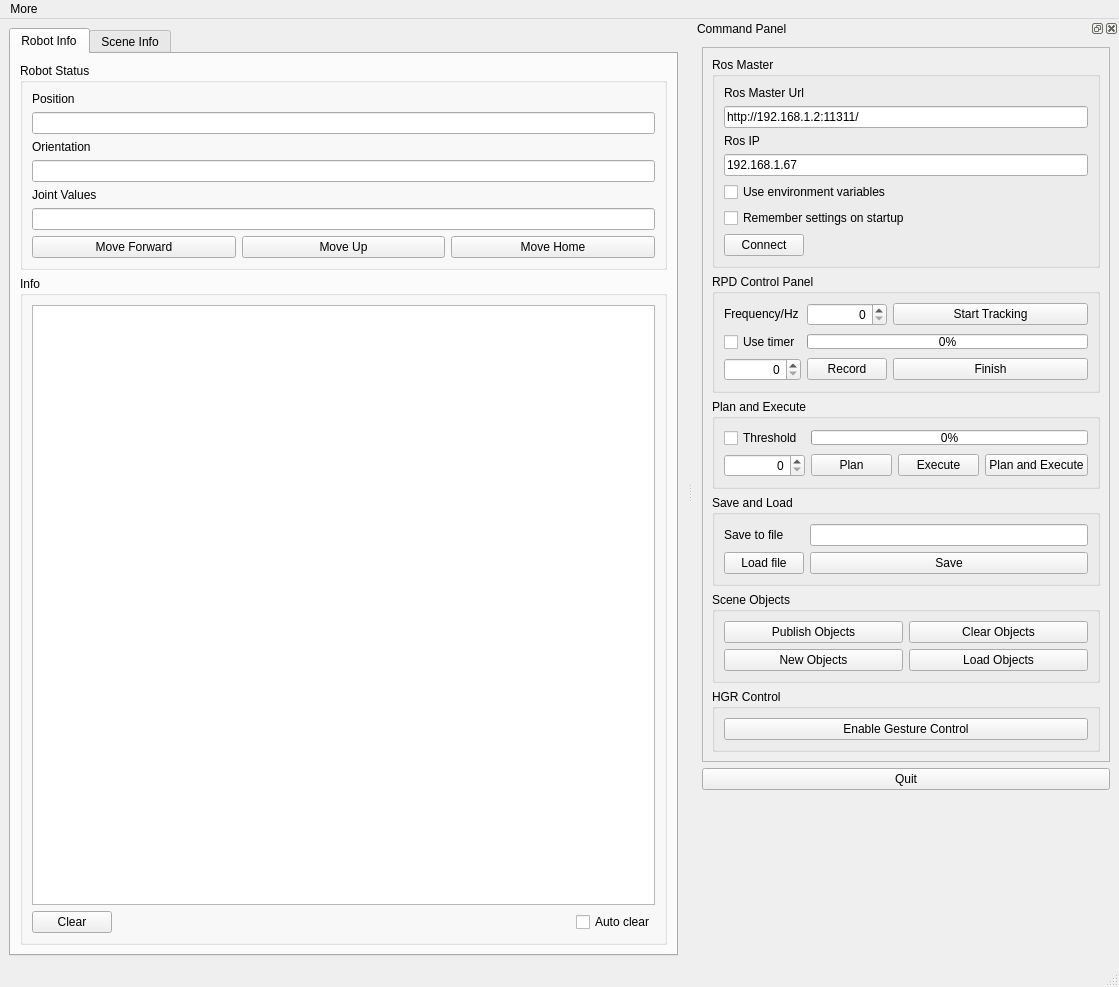
Qt form ui/main_window.ui (Zhang-Hongda/move_ur5_qt) before a commit.
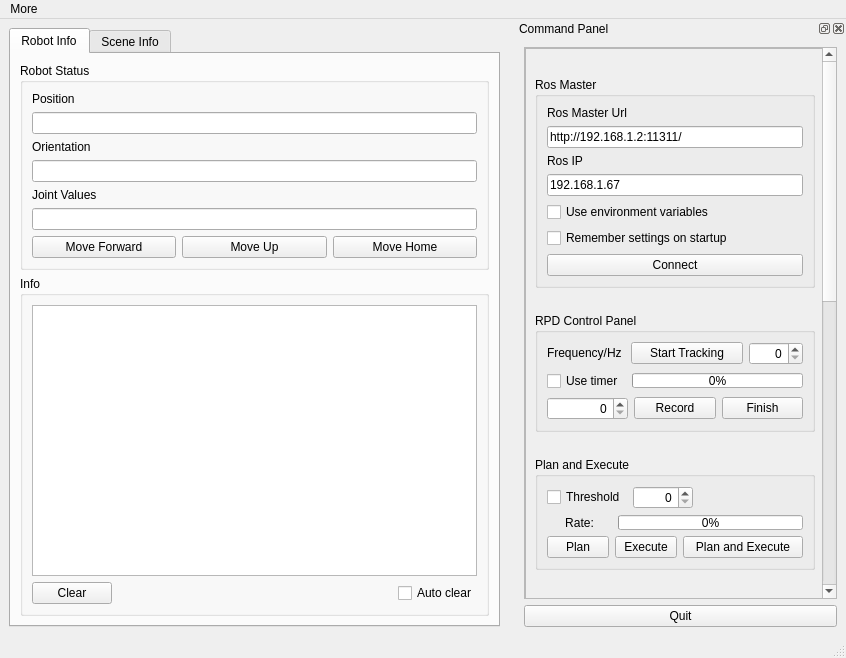
The same form after that commit. Icons and pictures are not drawn.

The edit to the form file:
```diff
--- a/ui/main_window.ui
+++ b/ui/main_window.ui
@@ -6,8 +6,8 @@
    <rect>
     <x>0</x>
     <y>0</y>
-    <width>1119</width>
-    <height>987</height>
+    <width>846</width>
+    <height>658</height>
    </rect>
   </property>
   <property name="windowTitle">
@@ -29,7 +29,7 @@
       </property>
       <property name="minimumSize">
        <size>
-        <width>100</width>
+        <width>432</width>
         <height>0</height>
        </size>
       </property>
@@ -344,7 +344,7 @@
     <rect>
      <x>0</x>
      <y>0</y>
-     <width>1119</width>
+     <width>846</width>
      <height>23</height>
     </rect>
    </property>
@@ -363,15 +363,21 @@
   <widget class="QStatusBar" name="statusbar"/>
   <widget class="QDockWidget" name="dock_status">
    <property name="sizePolicy">
-    <sizepolicy hsizetype="Minimum" vsizetype="Preferred">
+    <sizepolicy hsizetype="Preferred" vsizetype="Preferred">
      <horstretch>0</horstretch>
      <verstretch>0</verstretch>
     </sizepolicy>
    </property>
    <property name="minimumSize">
     <size>
-     <width>426</width>
-     <height>941</height>
+     <width>331</width>
+     <height>320</height>
+    </size>
+   </property>
+   <property name="maximumSize">
+    <size>
+     <width>331</width>
+     <height>524287</height>
     </size>
    </property>
    <property name="allowedAreas">
@@ -384,15 +390,66 @@
     <number>2</number>
    </attribute>
    <widget class="QWidget" name="dockWidgetContents_2">
+    <property name="minimumSize">
+     <size>
+      <width>300</width>
+      <height>300</height>
+     </size>
+    </property>
     <layout class="QVBoxLayout" name="verticalLayout">
      <item>
+      <widget class="QScrollArea" name="scrollArea">
+       <property name="minimumSize">
+        <size>
+         <width>250</width>
+         <height>0</height>
+        </size>
+       </property>
+       <property name="widgetResizable">
+        <bool>true</bool>
+       </property>
+       <widget class="QWidget" name="scrollAreaWidgetContents_2">
+        <property name="geometry">
+         <rect>
+          <x>0</x>
+          <y>-159</y>
+          <width>297</width>
+          <height>1200</height>
+         </rect>
+        </property>
+        <property name="minimumSize">
+         <size>
+          <width>250</width>
+          <height>1200</height>
+         </size>
+        </property>
       <widget class="QFrame" name="frame">
+         <property name="geometry">
+          <rect>
+           <x>0</x>
+           <y>0</y>
+           <width>300</width>
+           <height>871</height>
+          </rect>
+         </property>
        <property name="sizePolicy">
-        <sizepolicy hsizetype="Minimum" vsizetype="Fixed">
+          <sizepolicy hsizetype="Maximum" vsizetype="Preferred">
          <horstretch>0</horstretch>
          <verstretch>0</verstretch>
         </sizepolicy>
        </property>
+         <property name="minimumSize">
+          <size>
+           <width>300</width>
+           <height>0</height>
+          </size>
+         </property>
+         <property name="maximumSize">
+          <size>
+           <width>300</width>
+           <height>16777215</height>
+          </size>
+         </property>
        <property name="frameShape">
         <enum>QFrame::StyledPanel</enum>
        </property>
@@ -400,6 +457,9 @@
         <enum>QFrame::Raised</enum>
        </property>
        <layout class="QVBoxLayout" name="verticalLayout_3">
+          <property name="sizeConstraint">
+           <enum>QLayout::SetDefaultConstraint</enum>
+          </property>
         <item>
          <widget class="QGroupBox" name="groupBox_Rosmaster">
           <property name="sizePolicy">
@@ -411,8 +471,8 @@
           <property name="title">
            <string>Ros Master</string>
           </property>
-          <layout class="QGridLayout" name="gridLayout">
-           <item row="0" column="0">
+            <layout class="QVBoxLayout" name="verticalLayout_9">
+             <item>
             <widget class="QLabel" name="label">
              <property name="frameShape">
               <enum>QFrame::NoFrame</enum>
@@ -425,31 +485,14 @@
              </property>
             </widget>
            </item>
-           <item row="3" column="0" colspan="2">
-            <widget class="QLineEdit" name="line_edit_host">
-             <property name="text">
-              <string>192.168.1.67</string>
-             </property>
-            </widget>
-           </item>
-           <item row="1" column="0" colspan="2">
+             <item>
             <widget class="QLineEdit" name="line_edit_master">
              <property name="text">
               <string>http://192.168.1.2:11311/</string>
              </property>
             </widget>
            </item>
-           <item row="6" column="0" colspan="2">
-            <widget class="QCheckBox" name="checkbox_remember_settings">
-             <property name="layoutDirection">
-              <enum>Qt::LeftToRight</enum>
-             </property>
-             <property name="text">
-              <string>Remember settings on startup</string>
-             </property>
-            </widget>
-           </item>
-           <item row="2" column="0">
+             <item>
             <widget class="QLabel" name="label_2">
              <property name="frameShape">
               <enum>QFrame::NoFrame</enum>
@@ -462,7 +505,14 @@
              </property>
             </widget>
            </item>
-           <item row="5" column="0" colspan="2">
+             <item>
+              <widget class="QLineEdit" name="line_edit_host">
+               <property name="text">
+                <string>192.168.1.67</string>
+               </property>
+              </widget>
+             </item>
+             <item>
             <widget class="QCheckBox" name="checkbox_use_environment">
              <property name="layoutDirection">
               <enum>Qt::LeftToRight</enum>
@@ -472,7 +522,17 @@
              </property>
             </widget>
            </item>
-           <item row="7" column="0">
+             <item>
+              <widget class="QCheckBox" name="checkbox_remember_settings">
+               <property name="layoutDirection">
+                <enum>Qt::LeftToRight</enum>
+               </property>
+               <property name="text">
+                <string>Remember settings on startup</string>
+               </property>
+              </widget>
+             </item>
+             <item>
             <widget class="QPushButton" name="button_connect">
              <property name="enabled">
               <bool>true</bool>
@@ -497,19 +557,6 @@
              </property>
             </widget>
            </item>
-           <item row="7" column="1">
-            <spacer name="horizontalSpacer">
-             <property name="orientation">
-              <enum>Qt::Horizontal</enum>
-             </property>
-             <property name="sizeHint" stdset="0">
-              <size>
-               <width>40</width>
-               <height>20</height>
-              </size>
-             </property>
-            </spacer>
-           </item>
           </layout>
          </widget>
         </item>
@@ -524,52 +571,29 @@
           <property name="title">
            <string>RPD Control Panel</string>
           </property>
-          <layout class="QGridLayout" name="gridLayout_4">
-           <item row="2" column="1" colspan="4">
-            <widget class="QProgressBar" name="progressBar_T">
+            <layout class="QVBoxLayout" name="verticalLayout_7">
+             <item>
+              <layout class="QHBoxLayout" name="horizontalLayout_4">
+               <item>
+                <widget class="QLabel" name="label_9">
              <property name="sizePolicy">
-              <sizepolicy hsizetype="Preferred" vsizetype="Fixed">
+                  <sizepolicy hsizetype="Fixed" vsizetype="Fixed">
                <horstretch>0</horstretch>
                <verstretch>0</verstretch>
               </sizepolicy>
              </property>
-             <property name="maximumSize">
+                 <property name="minimumSize">
               <size>
-               <width>16777215</width>
-               <height>15</height>
-              </size>
-             </property>
-             <property name="value">
-              <number>0</number>
-             </property>
-             <property name="textVisible">
-              <bool>true</bool>
-             </property>
-            </widget>
-           </item>
-           <item row="2" column="0">
-            <widget class="QCheckBox" name="checkBox_UT">
-             <property name="sizePolicy">
-              <sizepolicy hsizetype="Preferred" vsizetype="Fixed">
-               <horstretch>0</horstretch>
-               <verstretch>0</verstretch>
-              </sizepolicy>
-             </property>
-             <property name="toolTip">
-              <string>Use timer to stop the recording.</string>
-             </property>
-             <property name="statusTip">
-              <string>Use timer to stop the recording.</string>
-             </property>
-             <property name="whatsThis">
-              <string>Use timer to stop the recording.</string>
-             </property>
+                   <width>78</width>
+                   <height>0</height>
+                  </size>
+                 </property>
              <property name="text">
-              <string>Use timer</string>
+                  <string>Frequency/Hz</string>
              </property>
             </widget>
            </item>
-           <item row="1" column="2" colspan="3">
+               <item>
             <widget class="QPushButton" name="pushButton_ST">
              <property name="sizePolicy">
               <sizepolicy hsizetype="Expanding" vsizetype="Fixed">
@@ -577,6 +601,12 @@
                <verstretch>0</verstretch>
               </sizepolicy>
              </property>
+                 <property name="minimumSize">
+                  <size>
+                   <width>107</width>
+                   <height>0</height>
+                  </size>
+                 </property>
              <property name="toolTip">
               <string>Start/Stop tracking marker.</string>
              </property>
@@ -597,7 +627,7 @@
              </property>
             </widget>
            </item>
-           <item row="1" column="1">
+               <item>
             <widget class="QSpinBox" name="spinBox_Fre">
              <property name="sizePolicy">
               <sizepolicy hsizetype="Preferred" vsizetype="Fixed">
@@ -625,20 +655,68 @@
              </property>
             </widget>
            </item>
-           <item row="1" column="0">
-            <widget class="QLabel" name="label_9">
+              </layout>
+             </item>
+             <item>
+              <layout class="QHBoxLayout" name="horizontalLayout_5">
+               <item>
+                <widget class="QCheckBox" name="checkBox_UT">
              <property name="sizePolicy">
-              <sizepolicy hsizetype="Preferred" vsizetype="Fixed">
+                  <sizepolicy hsizetype="Fixed" vsizetype="Fixed">
                <horstretch>0</horstretch>
                <verstretch>0</verstretch>
               </sizepolicy>
              </property>
+                 <property name="minimumSize">
+                  <size>
+                   <width>79</width>
+                   <height>0</height>
+                  </size>
+                 </property>
+                 <property name="toolTip">
+                  <string>Use timer to stop the recording.</string>
+                 </property>
+                 <property name="statusTip">
+                  <string>Use timer to stop the recording.</string>
+                 </property>
+                 <property name="whatsThis">
+                  <string>Use timer to stop the recording.</string>
+                 </property>
              <property name="text">
-              <string>Frequency/Hz</string>
+                  <string>Use timer</string>
              </property>
             </widget>
            </item>
-           <item row="4" column="0">
+               <item>
+                <widget class="QProgressBar" name="progressBar_T">
+                 <property name="enabled">
+                  <bool>true</bool>
+                 </property>
+                 <property name="sizePolicy">
+                  <sizepolicy hsizetype="Preferred" vsizetype="Fixed">
+                   <horstretch>0</horstretch>
+                   <verstretch>0</verstretch>
+                  </sizepolicy>
+                 </property>
+                 <property name="maximumSize">
+                  <size>
+                   <width>16777215</width>
+                   <height>15</height>
+                  </size>
+                 </property>
+                 <property name="value">
+                  <number>0</number>
+                 </property>
+                 <property name="textVisible">
+                  <bool>true</bool>
+                 </property>
+                </widget>
+               </item>
+              </layout>
+             </item>
+             <item>
+              <layout class="QHBoxLayout" name="horizontalLayout_6">
+               <item>
             <widget class="QSpinBox" name="spinBox_CD">
              <property name="sizePolicy">
               <sizepolicy hsizetype="Preferred" vsizetype="Fixed">
@@ -669,7 +747,7 @@
              </property>
             </widget>
            </item>
-           <item row="4" column="1">
+               <item>
             <widget class="QPushButton" name="pushButton_R">
              <property name="sizePolicy">
               <sizepolicy hsizetype="Preferred" vsizetype="Fixed">
@@ -697,7 +775,7 @@
              </property>
             </widget>
            </item>
-           <item row="4" column="2" colspan="3">
+               <item>
             <widget class="QPushButton" name="pushButton_F">
              <property name="sizePolicy">
               <sizepolicy hsizetype="Preferred" vsizetype="Fixed">
@@ -726,6 +804,8 @@
             </widget>
            </item>
           </layout>
+             </item>
+            </layout>
          </widget>
         </item>
         <item>
@@ -748,15 +828,23 @@
           <property name="title">
            <string>Plan and Execute</string>
           </property>
-          <layout class="QGridLayout" name="gridLayout_8">
-           <item row="0" column="0">
+            <layout class="QVBoxLayout" name="verticalLayout_8">
+             <item>
+              <layout class="QHBoxLayout" name="horizontalLayout">
+               <item>
             <widget class="QCheckBox" name="checkBox_Threshod">
              <property name="sizePolicy">
-              <sizepolicy hsizetype="Preferred" vsizetype="Fixed">
+                  <sizepolicy hsizetype="Maximum" vsizetype="Fixed">
                <horstretch>0</horstretch>
                <verstretch>0</verstretch>
               </sizepolicy>
              </property>
+                 <property name="minimumSize">
+                  <size>
+                   <width>80</width>
+                   <height>0</height>
+                  </size>
+                 </property>
              <property name="toolTip">
               <string>Planning index threshod.</string>
              </property>
@@ -771,32 +859,7 @@
              </property>
             </widget>
            </item>
-           <item row="1" column="1">
-            <widget class="QPushButton" name="pushButton_P">
-             <property name="sizePolicy">
-              <sizepolicy hsizetype="Preferred" vsizetype="Fixed">
-               <horstretch>0</horstretch>
-               <verstretch>0</verstretch>
-              </sizepolicy>
-             </property>
-             <property name="toolTip">
-              <string>Plan.</string>
-             </property>
-             <property name="statusTip">
-              <string>Plan.</string>
-             </property>
-             <property name="whatsThis">
-              <string>Plan.</string>
-             </property>
-             <property name="text">
-              <string>Plan</string>
-             </property>
-             <property name="shortcut">
-              <string>Ctrl+P</string>
-             </property>
-            </widget>
-           </item>
-           <item row="1" column="0">
+               <item>
             <widget class="QSpinBox" name="spinBox_Rate">
              <property name="sizePolicy">
               <sizepolicy hsizetype="Preferred" vsizetype="Fixed">
@@ -804,6 +867,12 @@
                <verstretch>0</verstretch>
               </sizepolicy>
              </property>
+                 <property name="minimumSize">
+                  <size>
+                   <width>60</width>
+                   <height>0</height>
+                  </size>
+                 </property>
              <property name="toolTip">
               <string>Minimum completed rate.</string>
              </property>
@@ -818,7 +887,46 @@
              </property>
             </widget>
            </item>
-           <item row="0" column="1" colspan="3">
+               <item>
+                <spacer name="horizontalSpacer_4">
+                 <property name="orientation">
+                  <enum>Qt::Horizontal</enum>
+                 </property>
+                 <property name="sizeHint" stdset="0">
+                  <size>
+                   <width>40</width>
+                   <height>20</height>
+                  </size>
+                 </property>
+                </spacer>
+               </item>
+              </layout>
+             </item>
+             <item>
+              <layout class="QHBoxLayout" name="horizontalLayout_3">
+               <item>
+                <widget class="QLabel" name="label_10">
+                 <property name="minimumSize">
+                  <size>
+                   <width>30</width>
+                   <height>0</height>
+                  </size>
+                 </property>
+                 <property name="maximumSize">
+                  <size>
+                   <width>65</width>
+                   <height>16777215</height>
+                  </size>
+                 </property>
+                 <property name="text">
+                  <string>Rate:</string>
+                 </property>
+                 <property name="alignment">
+                  <set>Qt::AlignCenter</set>
+                 </property>
+                </widget>
+               </item>
+               <item>
             <widget class="QProgressBar" name="progressBar_R">
              <property name="sizePolicy">
               <sizepolicy hsizetype="Preferred" vsizetype="Fixed">
@@ -849,21 +957,67 @@
              </property>
             </widget>
            </item>
-           <item row="1" column="3">
-            <widget class="QPushButton" name="pushButton_PE">
+              </layout>
+             </item>
+             <item>
+              <layout class="QHBoxLayout" name="horizontalLayout_2">
+               <item>
+                <widget class="QPushButton" name="pushButton_P">
+                 <property name="sizePolicy">
+                  <sizepolicy hsizetype="Fixed" vsizetype="Fixed">
+                   <horstretch>0</horstretch>
+                   <verstretch>0</verstretch>
+                  </sizepolicy>
+                 </property>
+                 <property name="minimumSize">
+                  <size>
+                   <width>40</width>
+                   <height>0</height>
+                  </size>
+                 </property>
+                 <property name="maximumSize">
+                  <size>
+                   <width>100</width>
+                   <height>16777215</height>
+                  </size>
+                 </property>
+                 <property name="toolTip">
+                  <string>Plan.</string>
+                 </property>
+                 <property name="statusTip">
+                  <string>Plan.</string>
+                 </property>
+                 <property name="whatsThis">
+                  <string>Plan.</string>
+                 </property>
              <property name="text">
-              <string>Plan and Execute</string>
+                  <string>Plan</string>
+                 </property>
+                 <property name="shortcut">
+                  <string>Ctrl+P</string>
              </property>
             </widget>
            </item>
-           <item row="1" column="2">
+               <item>
             <widget class="QPushButton" name="pushButton_E">
              <property name="sizePolicy">
-              <sizepolicy hsizetype="Preferred" vsizetype="Fixed">
+                  <sizepolicy hsizetype="Fixed" vsizetype="Fixed">
                <horstretch>0</horstretch>
                <verstretch>0</verstretch>
               </sizepolicy>
              </property>
+                 <property name="minimumSize">
+                  <size>
+                   <width>40</width>
+                   <height>0</height>
+                  </size>
+                 </property>
+                 <property name="maximumSize">
+                  <size>
+                   <width>100</width>
+                   <height>16777215</height>
+                  </size>
+                 </property>
              <property name="toolTip">
               <string>Execute.</string>
              </property>
@@ -881,6 +1035,33 @@
              </property>
             </widget>
            </item>
+               <item>
+                <widget class="QPushButton" name="pushButton_PE">
+                 <property name="sizePolicy">
+                  <sizepolicy hsizetype="Maximum" vsizetype="Fixed">
+                   <horstretch>0</horstretch>
+                   <verstretch>0</verstretch>
+                  </sizepolicy>
+                 </property>
+                 <property name="minimumSize">
+                  <size>
+                   <width>120</width>
+                   <height>0</height>
+                  </size>
+                 </property>
+                 <property name="maximumSize">
+                  <size>
+                   <width>150</width>
+                   <height>16777215</height>
+                  </size>
+                 </property>
+                 <property name="text">
+                  <string>Plan and Execute</string>
+                 </property>
+                </widget>
+               </item>
+              </layout>
+             </item>
           </layout>
          </widget>
         </item>
@@ -1066,11 +1247,13 @@
         </item>
        </layout>
       </widget>
+       </widget>
+      </widget>
      </item>
      <item>
       <widget class="QPushButton" name="quit_button">
        <property name="sizePolicy">
-        <sizepolicy hsizetype="MinimumExpanding" vsizetype="Preferred">
+        <sizepolicy hsizetype="Preferred" vsizetype="Preferred">
          <horstretch>0</horstretch>
          <verstretch>0</verstretch>
         </sizepolicy>
@@ -1089,19 +1272,6 @@
        </property>
       </widget>
      </item>
-     <item>
-      <spacer name="verticalSpacer">
-       <property name="orientation">
-        <enum>Qt::Vertical</enum>
-       </property>
-       <property name="sizeHint" stdset="0">
-        <size>
-         <width>20</width>
-         <height>40</height>
-        </size>
-       </property>
-      </spacer>
-     </item>
     </layout>
    </widget>
   </widget>
```
Lines whose indentation alone changed are shown as unchanged.
